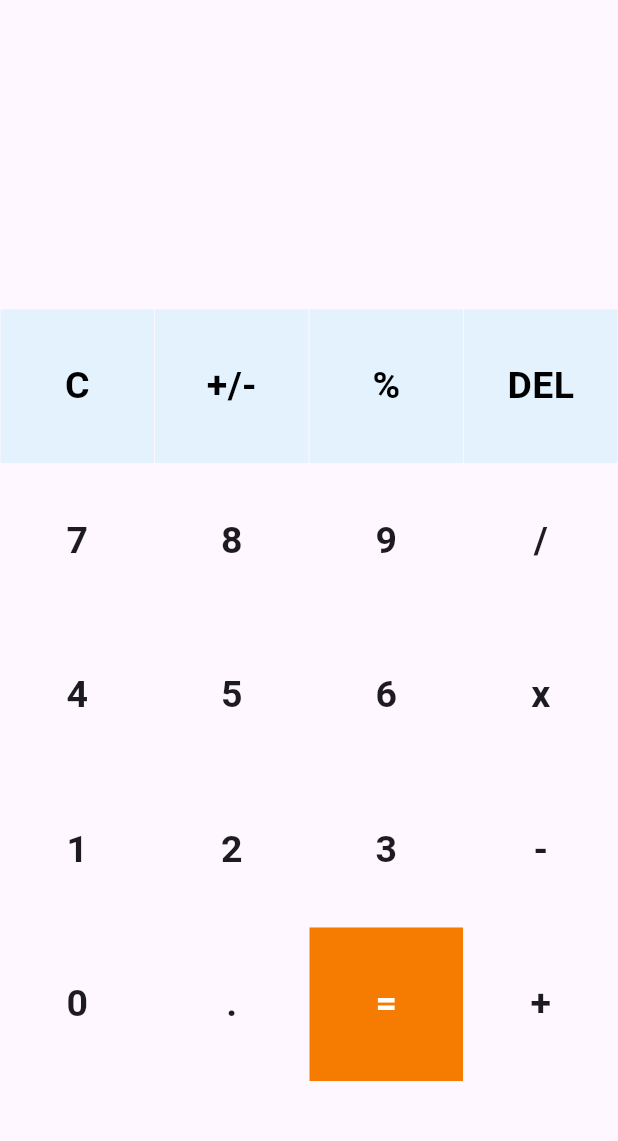
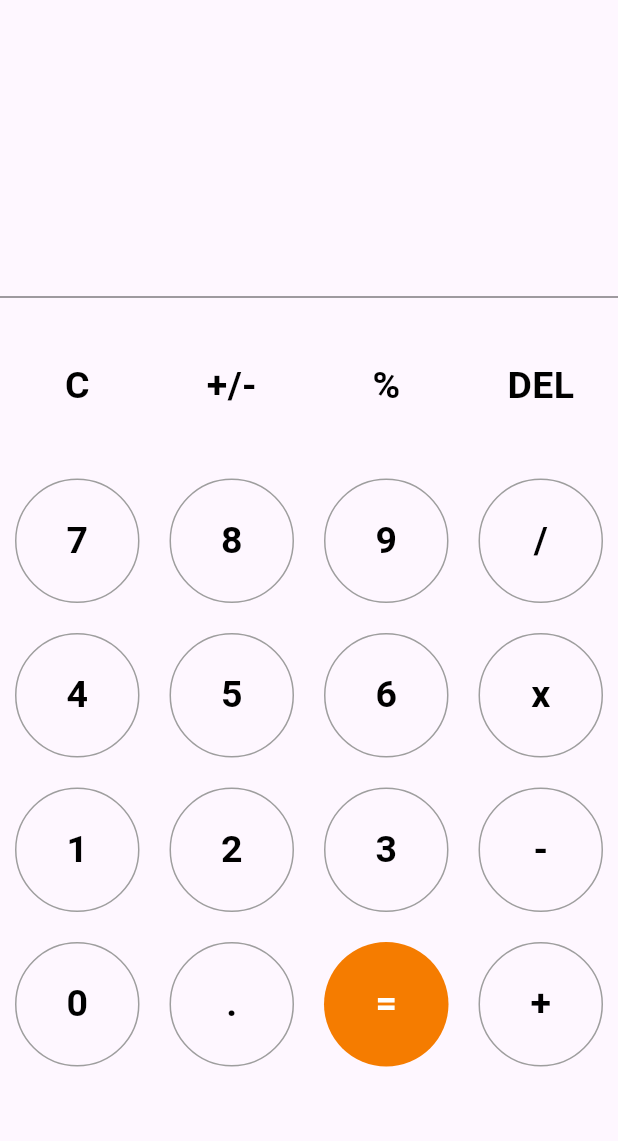
Before and after one commit to pss-coder/flutter_calculator, a Flutter app: the screen it shows after launch, on a phone screen of 412 x 824 dp, the part 63-1204 px from its top. Run offline on Flutter 3.47's test engine with Material 3 defaults, Android fonts, the phone set to English and light mode, and no system bars; our stand-ins replace bloc, equatable, flutter_bloc, math_expressions.

Commit message:
Update UI

```diff
--- a/lib/calculator/view/calculator_page.dart
+++ b/lib/calculator/view/calculator_page.dart
@@ -7,6 +7,7 @@ class CalculatorPage extends StatelessWidget {
 
   @override
   Widget build(BuildContext context) {
+    // TODO: IS THERE A BETTER WAY??
     final List<String> buttons = [
       'C',
       '+/-',
@@ -63,10 +64,10 @@ class _CalculatorViewState extends State<CalculatorView> {
                 Expanded(
                   child: Container(
                     child: Column(
-                        mainAxisAlignment: MainAxisAlignment.spaceEvenly,
+                        mainAxisAlignment: MainAxisAlignment.end,
                         children: [
                           Container(
-                            padding: const EdgeInsets.all(20),
+                            padding: const EdgeInsets.all(15),
                             alignment: Alignment.centerRight,
                             child:
                                 Text(state.number), // see what user press
@@ -75,8 +76,15 @@ class _CalculatorViewState extends State<CalculatorView> {
                             //TODO: HERE IS WHERE WE PLACE THE STATE DISPLAY, RESULTS AND ERROR
                             padding: const EdgeInsets.all(15),
                             alignment: Alignment.centerRight,
-                            child: Text(state.result ?? ''),
-                          )
+                            child: Text(
+                              state.result ?? '',
+                              style: const TextStyle(
+                                fontSize: 50.0,
+                                fontWeight: FontWeight.bold
+                              ),
+                              ),
+                          ),
+                          const Divider(color: Colors.black, thickness: 0.5),
                         ]),
                   ),
                 ),
@@ -99,7 +107,7 @@ class _CalculatorViewState extends State<CalculatorView> {
                                   .add(const CalculatorClearPressed()); // TODO: IMPLEMENTATION
                               },
                               buttonText: widget.buttons[index],
-                              color: Colors.blue[50],
+                              // color: Colors.blue[50],
                               textColor: Colors.black,
                             );
                           }
@@ -108,7 +116,7 @@ class _CalculatorViewState extends State<CalculatorView> {
                           else if (index == 1) {
                             return MyButton(
                               buttonText: widget.buttons[index],
-                              color: Colors.blue[50],
+                              // color: Colors.blue[50],
                               textColor: Colors.black,
                             );
                           }
@@ -117,7 +125,7 @@ class _CalculatorViewState extends State<CalculatorView> {
                             return MyButton(
                               buttontapped: () {},
                               buttonText: widget.buttons[index],
-                              color: Colors.blue[50],
+                              // color: Colors.blue[50],
                               textColor: Colors.black,
                             );
                           }
@@ -127,10 +135,10 @@ class _CalculatorViewState extends State<CalculatorView> {
                               buttontapped: () {
                                 context
                                   .read<CalculatorBloc>()
-                                  .add(CalculatorNumberDeleted());
+                                  .add(const CalculatorNumberDeleted());
                               },
                               buttonText: widget.buttons[index],
-                              color: Colors.blue[50],
+                              // color: Colors.blue[50],
                               textColor: Colors.black,
                             );
                           }
@@ -141,7 +149,7 @@ class _CalculatorViewState extends State<CalculatorView> {
                               buttontapped: () {
                                  context
                                   .read<CalculatorBloc>()
-                                  .add(CalculatorEqualPressed());
+                                  .add(const CalculatorEqualPressed());
                               },
                               buttonText: widget.buttons[index],
                               color: Colors.orange[700],
@@ -160,6 +168,8 @@ class _CalculatorViewState extends State<CalculatorView> {
                                   .add(CalculatorNumberPressed(number: widget.buttons[index]));
                               },
                               buttonText: widget.buttons[index],
+                              color: Colors.transparent,
+                              textColor: Colors.black,
                             );
                           }
                         }),
@@ -192,11 +202,14 @@ class MyButton extends StatelessWidget {
     return GestureDetector(
       onTap: buttontapped,
       child: Padding(
-        padding: const EdgeInsets.all(0.2),
-        child: ClipRRect(
-          // borderRadius: BorderRadius.circular(25),
+        padding: const EdgeInsets.all(10),
         child: Container(
+          // color: color,
+          decoration: BoxDecoration(
             color: color,
+            shape: BoxShape.circle,
+            border: color == Colors.transparent ? Border.all(color: Colors.grey) : Border.all(color: Colors.transparent)
+          ),
           child: Center(
             child: Text(
               buttonText,
@@ -209,7 +222,6 @@ class MyButton extends StatelessWidget {
           ),
         ),
       ),
-      ),
     );
   }
 }
```
Lines whose indentation alone changed are shown as unchanged.
